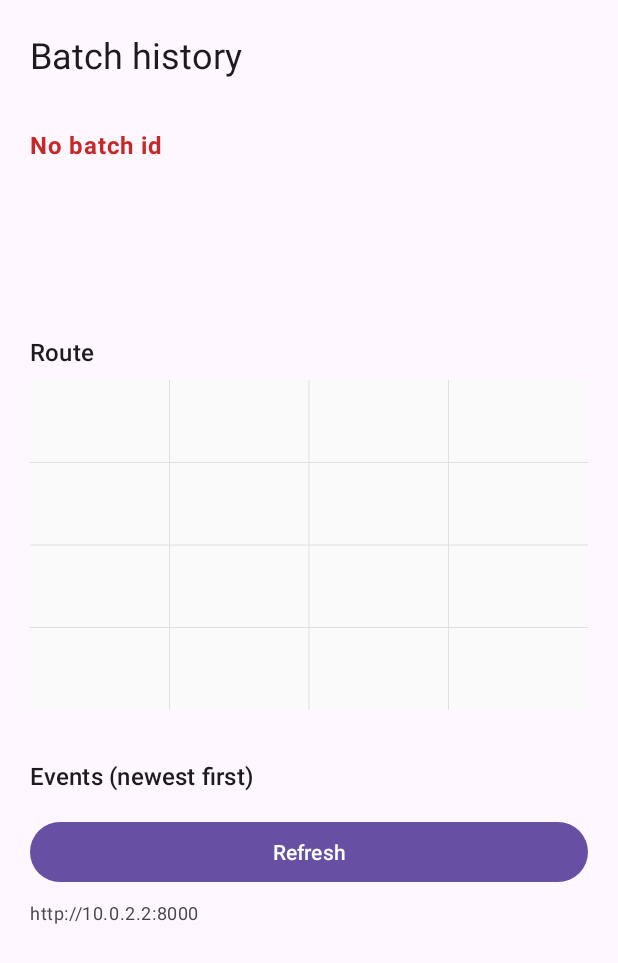
After one commit to charan-gn/agri-chain, an Android app: the BuyerHistoryActivity screen opened directly, with no data from a screen before it, on a phone screen of 412 x 824 dp. The commit adds this screen. Shown: the top 963 px of the screen. Run offline under Robolectric (Android 15) with nearby library versions, the phone set to English and light mode, and no system bars.

Commit message:
feat(T8): buyer batch history with route, balances and tamper flags

```diff
--- a/android/app/build.gradle.kts
+++ b/android/app/build.gradle.kts
@@ -44,4 +44,6 @@ dependencies {
     implementation("com.google.zxing:core:3.5.3")
     implementation("com.journeyapps:zxing-android-embedded:4.3.0")
     testImplementation("junit:junit:4.13.2")
+    // Real org.json on the JVM test classpath; android.jar only stubs it.
+    testImplementation("org.json:json:20240303")
 }
--- a/android/app/src/main/AndroidManifest.xml
+++ b/android/app/src/main/AndroidManifest.xml
@@ -47,6 +47,11 @@
             android:name=".qr.ScanActivity"
             android:exported="false"
             android:label="Scan batch QR" />
+
+        <activity
+            android:name=".buyer.BuyerHistoryActivity"
+            android:exported="false"
+            android:label="Batch history" />
     </application>
 
 </manifest>
--- /dev/null
+++ b/android/app/src/main/java/com/agrichain/buyer/RouteView.kt
@@ -0,0 +1,92 @@
+package com.agrichain.buyer
+
+import android.content.Context
+import android.graphics.Canvas
+import android.graphics.Color
+import android.graphics.Paint
+import android.graphics.Path
+import android.util.AttributeSet
+import android.view.View
+
+class RouteView @JvmOverloads constructor(
+    context: Context,
+    attrs: AttributeSet? = null,
+) : View(context, attrs) {
+
+    private val points = mutableListOf<Pair<Double, Double>>()
+
+    private val gridPaint = Paint(Paint.ANTI_ALIAS_FLAG).apply {
+        color = Color.parseColor("#E0E0E0")
+        strokeWidth = 1f
+    }
+    private val routePaint = Paint(Paint.ANTI_ALIAS_FLAG).apply {
+        color = Color.parseColor("#2E7D32")
+        style = Paint.Style.STROKE
+        strokeWidth = 6f
+        strokeCap = Paint.Cap.ROUND
+        strokeJoin = Paint.Join.ROUND
+    }
+    private val pointPaint = Paint(Paint.ANTI_ALIAS_FLAG).apply {
+        color = Color.parseColor("#1B5E20")
+        style = Paint.Style.FILL
+    }
+    private val startPaint = Paint(Paint.ANTI_ALIAS_FLAG).apply {
+        color = Color.parseColor("#1565C0")
+        style = Paint.Style.FILL
+    }
+    private val endPaint = Paint(Paint.ANTI_ALIAS_FLAG).apply {
+        color = Color.parseColor("#C62828")
+        style = Paint.Style.FILL
+    }
+
+    init {
+        setBackgroundColor(Color.parseColor("#FAFAFA"))
+    }
+
+    fun setPoints(newPoints: List<Pair<Double, Double>>) {
+        points.clear()
+        points.addAll(newPoints)
+        invalidate()
+    }
+
+    override fun onDraw(canvas: Canvas) {
+        super.onDraw(canvas)
+        for (index in 1..3) {
+            val x = width * index / 4f
+            val y = height * index / 4f
+            canvas.drawLine(x, 0f, x, height.toFloat(), gridPaint)
+            canvas.drawLine(0f, y, width.toFloat(), y, gridPaint)
+        }
+        if (points.isEmpty()) return
+
+        val padding = 28f
+        val minLat = points.minOf { it.first }
+        val maxLat = points.maxOf { it.first }
+        val minLon = points.minOf { it.second }
+        val maxLon = points.maxOf { it.second }
+        val spanLat = (maxLat - minLat).coerceAtLeast(0.000001)
+        val spanLon = (maxLon - minLon).coerceAtLeast(0.000001)
+        val drawWidth = width - padding * 2
+        val drawHeight = height - padding * 2
+
+        fun x(lon: Double): Float = (padding + (lon - minLon) / spanLon * drawWidth).toFloat()
+        fun y(lat: Double): Float = (height - padding - (lat - minLat) / spanLat * drawHeight).toFloat()
+
+        if (points.size == 1) {
+            canvas.drawCircle(x(points[0].second), y(points[0].first), 10f, startPaint)
+            return
+        }
+
+        val path = Path()
+        points.forEachIndexed { index, point ->
+            if (index == 0) path.moveTo(x(point.second), y(point.first))
+            else path.lineTo(x(point.second), y(point.first))
+        }
+        canvas.drawPath(path, routePaint)
+        points.forEach { point ->
+            canvas.drawCircle(x(point.second), y(point.first), 5f, pointPaint)
+        }
+        canvas.drawCircle(x(points.first().second), y(points.first().first), 10f, startPaint)
+        canvas.drawCircle(x(points.last().second), y(points.last().first), 10f, endPaint)
+    }
+}
--- /dev/null
+++ b/android/app/src/main/java/com/agrichain/net/LedgerSettings.kt
@@ -0,0 +1,30 @@
+package com.agrichain.net
+
+import android.content.Context
+
+object LedgerSettings {
+
+    private const val PREFS = "agrichain_settings"
+    private const val KEY = "ledgerBaseUrl"
+
+    const val DEFAULT_BASE_URL = "http://10.0.2.2:8000"
+
+    fun baseUrl(context: Context): String =
+        context.getSharedPreferences(PREFS, Context.MODE_PRIVATE)
+            .getString(KEY, DEFAULT_BASE_URL)
+            ?.trimEnd('/')
+            ?: DEFAULT_BASE_URL
+
+    fun setBaseUrl(context: Context, value: String): String {
+        val normalized = value.trim().trimEnd('/')
+        require(normalized.startsWith("http://") || normalized.startsWith("https://")) {
+            "URL must start with http:// or https://"
+        }
+        require(normalized.length > "https://".length) { "Enter the ledger host" }
+        context.getSharedPreferences(PREFS, Context.MODE_PRIVATE)
+            .edit()
+            .putString(KEY, normalized)
+            .apply()
+        return normalized
+    }
+}
--- /dev/null
+++ b/android/app/src/main/res/layout/activity_buyer_history.xml
@@ -0,0 +1,112 @@
+<?xml version="1.0" encoding="utf-8"?>
+<ScrollView xmlns:android="http://schemas.android.com/apk/res/android"
+    android:layout_width="match_parent"
+    android:layout_height="match_parent"
+    android:fillViewport="true">
+
+    <LinearLayout
+        android:layout_width="match_parent"
+        android:layout_height="wrap_content"
+        android:orientation="vertical"
+        android:padding="20dp">
+
+        <TextView
+            android:layout_width="wrap_content"
+            android:layout_height="wrap_content"
+            android:text="Batch history"
+            android:textAppearance="?attr/textAppearanceHeadlineSmall" />
+
+        <TextView
+            android:id="@+id/batchId"
+            android:layout_width="match_parent"
+            android:layout_height="wrap_content"
+            android:layout_marginTop="4dp"
+            android:textIsSelectable="true"
+            android:textAppearance="?attr/textAppearanceBodySmall" />
+
+        <TextView
+            android:id="@+id/status"
+            android:layout_width="match_parent"
+            android:layout_height="wrap_content"
+            android:layout_marginTop="12dp"
+            android:textStyle="bold"
+            android:textAppearance="?attr/textAppearanceBodyLarge" />
+
+        <TextView
+            android:id="@+id/details"
+            android:layout_width="match_parent"
+            android:layout_height="wrap_content"
+            android:layout_marginTop="8dp"
+            android:textAppearance="?attr/textAppearanceBodyLarge" />
+
+        <TextView
+            android:id="@+id/owner"
+            android:layout_width="match_parent"
+            android:layout_height="wrap_content"
+            android:textAppearance="?attr/textAppearanceBodyMedium" />
+
+        <TextView
+            android:id="@+id/tradePrice"
+            android:layout_width="match_parent"
+            android:layout_height="wrap_content"
+            android:layout_marginTop="4dp"
+            android:textAppearance="?attr/textAppearanceBodyMedium" />
+
+        <TextView
+            android:id="@+id/balances"
+            android:layout_width="match_parent"
+            android:layout_height="wrap_content"
+            android:layout_marginTop="8dp"
+            android:textAppearance="?attr/textAppearanceBodyMedium" />
+
+        <TextView
+            android:layout_width="wrap_content"
+            android:layout_height="wrap_content"
+            android:layout_marginTop="16dp"
+            android:text="Route"
+            android:textAppearance="?attr/textAppearanceTitleMedium" />
+
+        <com.agrichain.buyer.RouteView
+            android:id="@+id/routeView"
+            android:layout_width="match_parent"
+            android:layout_height="220dp"
+            android:layout_marginTop="8dp" />
+
+        <TextView
+            android:id="@+id/routeEmpty"
+            android:layout_width="match_parent"
+            android:layout_height="wrap_content"
+            android:gravity="center"
+            android:textAppearance="?attr/textAppearanceBodySmall" />
+
+        <TextView
+            android:layout_width="wrap_content"
+            android:layout_height="wrap_content"
+            android:layout_marginTop="16dp"
+            android:text="Events (newest first)"
+            android:textAppearance="?attr/textAppearanceTitleMedium" />
+
+        <LinearLayout
+            android:id="@+id/eventList"
+            android:layout_width="match_parent"
+            android:layout_height="wrap_content"
+            android:orientation="vertical" />
+
+        <Button
+            android:id="@+id/refreshButton"
+            android:layout_width="match_parent"
+            android:layout_height="wrap_content"
+            android:layout_marginTop="16dp"
+            android:text="Refresh" />
+
+        <TextView
+            android:id="@+id/ledgerUrl"
+            android:layout_width="match_parent"
+            android:layout_height="wrap_content"
+            android:layout_marginTop="8dp"
+            android:textIsSelectable="true"
+            android:textAppearance="?attr/textAppearanceBodySmall" />
+
+    </LinearLayout>
+
+</ScrollView>
--- /dev/null
+++ b/android/app/src/main/res/values/colors.xml
@@ -0,0 +1,7 @@
+<?xml version="1.0" encoding="utf-8"?>
+<resources>
+    <color name="status_neutral">#616161</color>
+    <color name="status_ok">#2E7D32</color>
+    <color name="status_warn">#EF6C00</color>
+    <color name="status_alert">#C62828</color>
+</resources>
```
Also changed, not shown: android/app/src/main/java/com/agrichain/buyer/BatchHistory.kt (added, +105 -0 lines), android/app/src/main/java/com/agrichain/buyer/BuyerHistoryActivity.kt (added, +167 -0 lines), android/app/src/main/java/com/agrichain/net/LedgerClient.kt (added, +35 -0 lines), android/app/src/main/java/com/agrichain/qr/ScanActivity.kt (+5 -3 lines), android/app/src/main/java/com/agrichain/ui/BuyerActivity.kt (+20 -0 lines), android/app/src/main/res/layout/activity_buyer.xml (+58 -2 lines), 1 other file.
